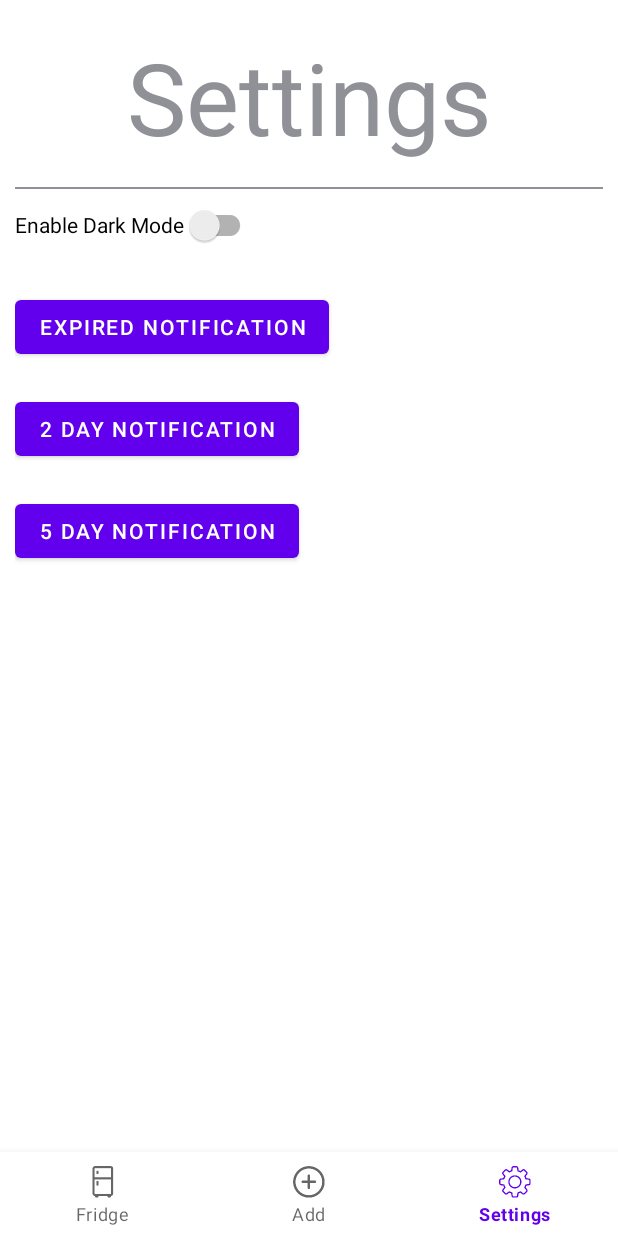
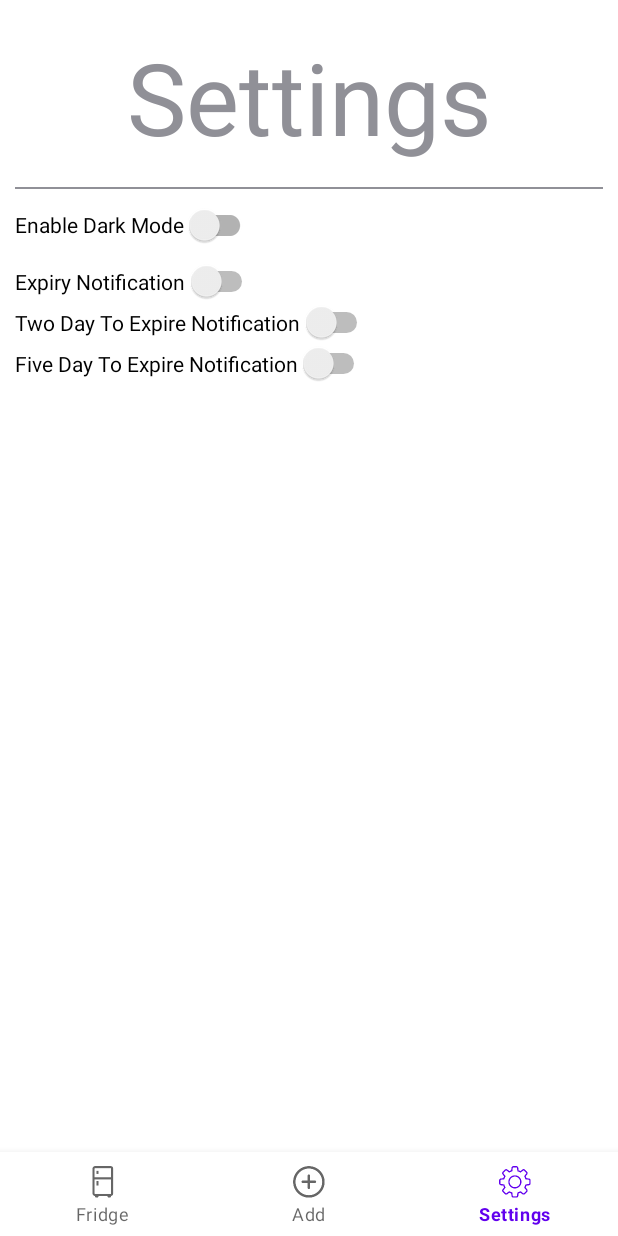
Before and after one commit to Melvin-D01/GroceryManager, an Android app: the SettingsFragment screen opened through its navigation route, on a phone screen of 412 x 824 dp. Run offline under Robolectric (Android 15) with nearby library versions, the phone set to English and light mode, and no system bars; our stand-ins replace navigation-ui.

Commit message:
Add toggles to SettingsFragment.kt for all three notifications. Currently notifaction times are hardcoded at 11, 12, 13.

```diff
--- a/app/src/main/java/project/stn991614740/grocerymanagerapp/ExpiryCheckReceiver.kt
+++ b/app/src/main/java/project/stn991614740/grocerymanagerapp/ExpiryCheckReceiver.kt
@@ -54,6 +54,6 @@ class ExpiryCheckReceiver : BroadcastReceiver() {
         // Send the notification.
         notificationManager.notify(notificationId, notificationBuilder.build())
 
-        MainActivity.setupDailyAlarm(context, ExpiryCheckReceiver::class.java, 15, 25, 0)
+        MainActivity.setupDailyAlarm(context, ExpiryCheckReceiver::class.java, 12, 0, 0)
     }
 }
--- a/app/src/main/java/project/stn991614740/grocerymanagerapp/FiveDayToExpireCheckReceiver.kt
+++ b/app/src/main/java/project/stn991614740/grocerymanagerapp/FiveDayToExpireCheckReceiver.kt
@@ -69,6 +69,6 @@ class FiveDayToExpireCheckReceiver : BroadcastReceiver() {
         // Send the notification.
         notificationManager.notify(notificationId, notificationBuilder.build())
 
-        MainActivity.setupDailyAlarm(context, FiveDayToExpireCheckReceiver::class.java, 15, 30, 0)
+        MainActivity.setupDailyAlarm(context, FiveDayToExpireCheckReceiver::class.java, 13, 0, 0)
     }
 }
--- a/app/src/main/java/project/stn991614740/grocerymanagerapp/MainActivity.kt
+++ b/app/src/main/java/project/stn991614740/grocerymanagerapp/MainActivity.kt
@@ -136,9 +136,9 @@ class MainActivity : AppCompatActivity() {
 
 
     private fun setupDailyAlarms() {
-        MainActivity.setupDailyAlarm(this, ExpiryCheckReceiver::class.java, 15, 25, 0)
-        MainActivity.setupDailyAlarm(this, TwoDayToExpireCheckReceiver::class.java, 15 , 27, 1)
-        MainActivity.setupDailyAlarm(this, FiveDayToExpireCheckReceiver::class.java, 15, 30, 2)
+        MainActivity.setupDailyAlarm(this, ExpiryCheckReceiver::class.java, 12, 0, 0)
+        MainActivity.setupDailyAlarm(this, TwoDayToExpireCheckReceiver::class.java, 11 , 0, 1)
+        MainActivity.setupDailyAlarm(this, FiveDayToExpireCheckReceiver::class.java, 13, 26, 2)
     }
 
 
--- a/app/src/main/java/project/stn991614740/grocerymanagerapp/SettingsFragment.kt
+++ b/app/src/main/java/project/stn991614740/grocerymanagerapp/SettingsFragment.kt
@@ -1,7 +1,10 @@
 package project.stn991614740.grocerymanagerapp
 
+import android.app.AlarmManager
+import android.app.PendingIntent
 import android.content.Context
 import android.content.Intent
+import android.os.Build
 import android.os.Bundle
 import androidx.fragment.app.Fragment
 import android.view.LayoutInflater
@@ -55,21 +58,40 @@ class SettingsFragment : Fragment() {
             }
         }
 
-        binding.buttonSendNotification.setOnClickListener {
-            val intent = Intent(requireContext(), ExpiryCheckReceiver::class.java)
-            context?.sendBroadcast(intent)
+        // Initialize notification switches
+        val isExpiryNotificationEnabled = sharedPreferences.getBoolean("Notification_ExpiryCheck", false)
+        val isTwoDayToExpireNotificationEnabled = sharedPreferences.getBoolean("Notification_TwoDayExpire", false)
+        val isFiveDayToExpireNotificationEnabled = sharedPreferences.getBoolean("Notification_FiveDayExpire", false)
+
+        binding.switchNotificationExpiry.isChecked = isExpiryNotificationEnabled
+        binding.switchNotificationTwoDayToExpire.isChecked = isTwoDayToExpireNotificationEnabled
+        binding.switchNotificationFiveDayToExpire.isChecked = isFiveDayToExpireNotificationEnabled
+
+        // Set listeners
+        binding.switchNotificationExpiry.setOnCheckedChangeListener { _, isChecked ->
+            sharedPreferences.edit().putBoolean("Notification_ExpiryCheck", isChecked).apply()
+            if (isChecked) MainActivity.setupDailyAlarm(requireContext(), ExpiryCheckReceiver::class.java, 12, 0, 0)
+            else cancelAlarm(requireContext(), 0)
         }
+        binding.switchNotificationTwoDayToExpire.setOnCheckedChangeListener { _, isChecked ->
+            sharedPreferences.edit().putBoolean("Notification_TwoDayExpire", isChecked).apply()
+            if (isChecked) MainActivity.setupDailyAlarm(requireContext(), TwoDayToExpireCheckReceiver::class.java, 11 , 0, 1)
+            else cancelAlarm(requireContext(), 1)
+        }
+        binding.switchNotificationFiveDayToExpire.setOnCheckedChangeListener { _, isChecked ->
+            sharedPreferences.edit().putBoolean("Notification_FiveDayExpire", isChecked).apply()
+            if (isChecked) MainActivity.setupDailyAlarm(requireContext(), FiveDayToExpireCheckReceiver::class.java, 13, 0, 2)
+            else cancelAlarm(requireContext(), 2)
+        }
+    }
 
-        binding.buttonSendNotification2.setOnClickListener {
-            val intent = Intent(requireContext(), TwoDayToExpireCheckReceiver::class.java)
-            context?.sendBroadcast(intent)
-        }
-
-        binding.buttonSendNotification3.setOnClickListener {
-            val intent = Intent(requireContext(), TwoDayToExpireCheckReceiver::class.java)
-            context?.sendBroadcast(intent)
-        }
-
+    private fun cancelAlarm(context: Context, requestCode: Int) {
+        val alarmManager = context.getSystemService(Context.ALARM_SERVICE) as AlarmManager
+        val intent = Intent(context, MainActivity::class.java)
+        val pendingIntent = PendingIntent.getBroadcast(context, requestCode, intent,
+            if (Build.VERSION.SDK_INT >= Build.VERSION_CODES.S) PendingIntent.FLAG_IMMUTABLE else 0
+        )
+        alarmManager.cancel(pendingIntent)
     }
 
 }
--- a/app/src/main/java/project/stn991614740/grocerymanagerapp/TwoDayToExpireCheckReceiver.kt
+++ b/app/src/main/java/project/stn991614740/grocerymanagerapp/TwoDayToExpireCheckReceiver.kt
@@ -69,6 +69,6 @@ class TwoDayToExpireCheckReceiver : BroadcastReceiver() {
         // Send the notification.
         notificationManager.notify(notificationId, notificationBuilder.build())
 
-        MainActivity.setupDailyAlarm(context, TwoDayToExpireCheckReceiver::class.java, 15, 27, 0)
+        MainActivity.setupDailyAlarm(context, TwoDayToExpireCheckReceiver::class.java, 11, 0, 0)
     }
 }
--- a/app/src/main/res/layout/fragment_settings.xml
+++ b/app/src/main/res/layout/fragment_settings.xml
@@ -32,25 +32,23 @@
         android:layout_height="wrap_content"
         android:text="Enable Dark Mode"/>
 
-    <Button
-        android:id="@+id/button_send_notification"
+    <Switch
+        android:id="@+id/switchNotificationExpiry"
         android:layout_width="wrap_content"
         android:layout_height="wrap_content"
-        android:text="Expired Notification"
-        android:layout_marginTop="20dp"/>
+        android:text="Expiry Notification" />
 
-    <Button
-        android:id="@+id/button_send_notification2"
+    <Switch
+        android:id="@+id/switchNotificationTwoDayToExpire"
         android:layout_width="wrap_content"
         android:layout_height="wrap_content"
-        android:text="2 Day Notification"
-        android:layout_marginTop="20dp"/>
+        android:text="Two Day To Expire Notification" />
 
-    <Button
-        android:id="@+id/button_send_notification3"
+    <Switch
+        android:id="@+id/switchNotificationFiveDayToExpire"
         android:layout_width="wrap_content"
         android:layout_height="wrap_content"
-        android:text="5 Day Notification"
-        android:layout_marginTop="20dp"/>
+        android:text="Five Day To Expire Notification" />
+
 
 </LinearLayout>
```
Also changed, not shown: app/src/main/java/project/stn991614740/grocerymanagerapp/BootReceiver.kt (+12 -5 lines).
